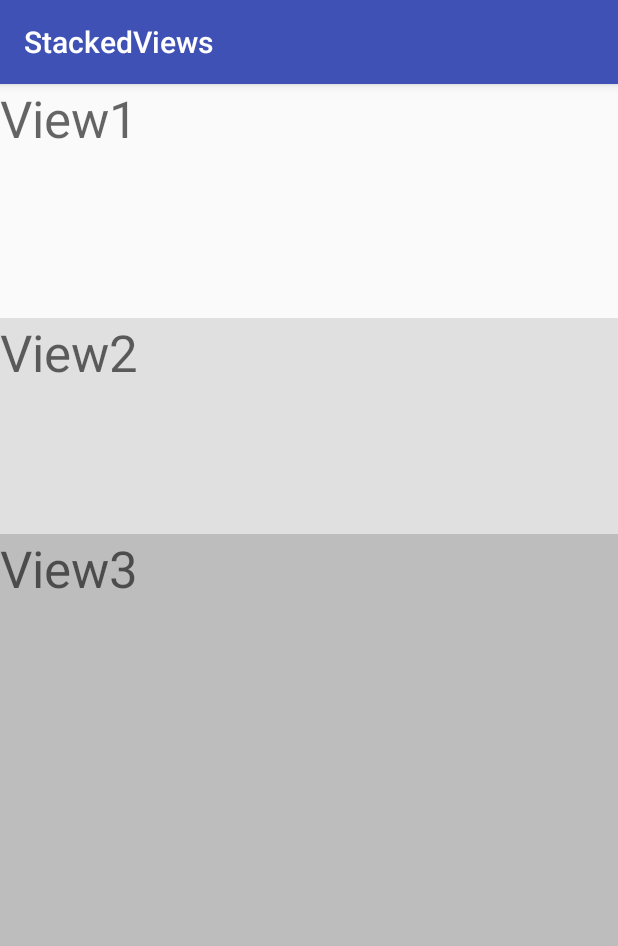
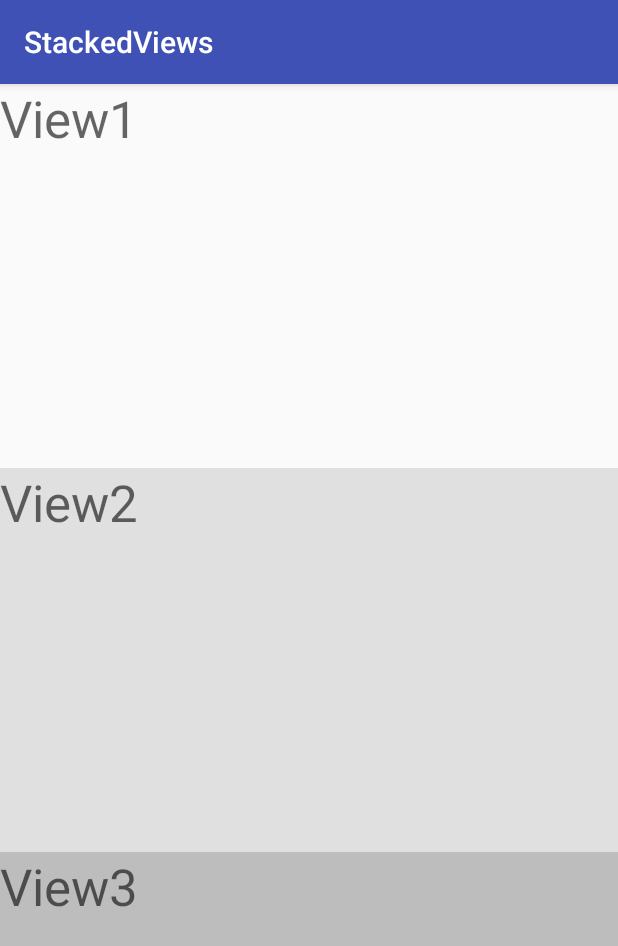
Before and after one commit to CrazyPudding/practice-android-advanced-course, an Android app: the screen it shows after launch (MainActivity), on a phone screen of 412 x 824 dp. Shown: the top 946 px of the screen. Run offline under Robolectric (Android 15) with nearby library versions, the phone set to English and light mode, and no system bars.

Commit message:
overdraw fixed

```diff
--- a/StackedViews/app/src/main/res/layout/activity_main.xml
+++ b/StackedViews/app/src/main/res/layout/activity_main.xml
@@ -3,44 +3,41 @@
     xmlns:tools="http://schemas.android.com/tools"
     android:layout_width="match_parent"
     android:layout_height="match_parent"
-    android:background="@android:color/background_light"
     tools:context=".MainActivity">
 
     <TextView
         android:id="@+id/view1"
-        android:layout_width="match_parent"
-        android:layout_height="match_parent"
+        android:layout_width="0dp"
+        android:layout_height="0dp"
         android:background="@color/very_light_gray"
         android:text="@string/view1"
         android:textAppearance="@style/TextAppearance.AppCompat.Display1"
-        app:layout_constraintBottom_toBottomOf="parent"
+        app:layout_constraintBottom_toTopOf="@+id/view2"
         app:layout_constraintLeft_toLeftOf="parent"
         app:layout_constraintRight_toRightOf="parent"
         app:layout_constraintTop_toTopOf="parent" />
 
     <TextView
         android:id="@+id/view2"
-        android:layout_width="match_parent"
-        android:layout_height="match_parent"
-        android:layout_marginTop="156dp"
+        android:layout_width="0dp"
+        android:layout_height="0dp"
         android:background="@color/light_gray"
         android:text="@string/view2"
         android:textAppearance="@style/TextAppearance.AppCompat.Display1"
-        app:layout_constraintBottom_toBottomOf="parent"
+        app:layout_constraintBottom_toTopOf="@+id/view3"
         app:layout_constraintLeft_toLeftOf="parent"
         app:layout_constraintRight_toRightOf="parent"
-        app:layout_constraintTop_toTopOf="parent" />
+        app:layout_constraintTop_toBottomOf="@+id/view1" />
 
     <TextView
         android:id="@+id/view3"
-        android:layout_width="match_parent"
-        android:layout_height="match_parent"
-        android:layout_marginTop="300dp"
+        android:layout_width="0dp"
+        android:layout_height="0dp"
         android:background="@color/medium_gray"
         android:text="@string/view3"
         android:textAppearance="@style/TextAppearance.AppCompat.Display1"
         app:layout_constraintBottom_toBottomOf="parent"
         app:layout_constraintLeft_toLeftOf="parent"
         app:layout_constraintRight_toRightOf="parent"
-        app:layout_constraintTop_toTopOf="parent" />
+        app:layout_constraintTop_toBottomOf="@+id/view2" />
 </android.support.constraint.ConstraintLayout>
--- a/StackedViews/app/src/main/res/values/styles.xml
+++ b/StackedViews/app/src/main/res/values/styles.xml
@@ -6,6 +6,8 @@
         <item name="colorPrimary">@color/colorPrimary</item>
         <item name="colorPrimaryDark">@color/colorPrimaryDark</item>
         <item name="colorAccent">@color/colorAccent</item>
+
+        <item name="android:windowBackground">@null</item>
     </style>
 
 </resources>
```
